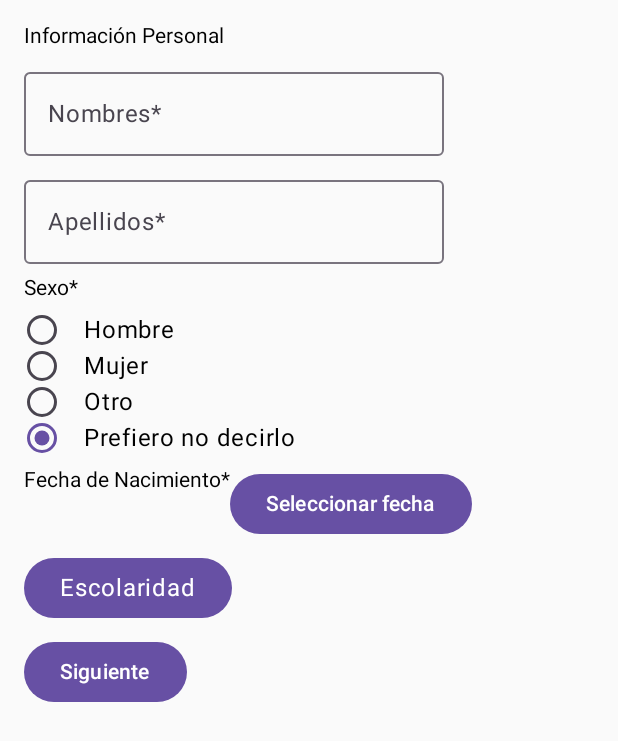
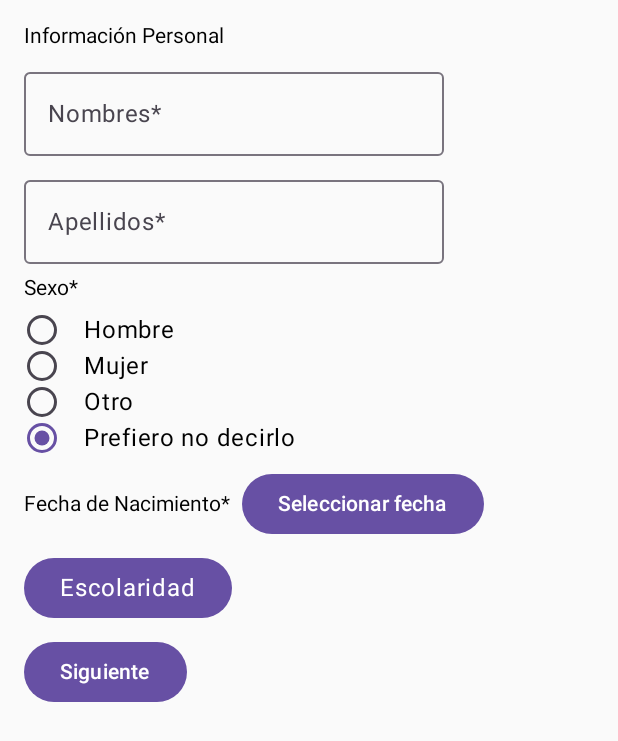
Before and after one commit to restrepotorres/-LabsCM20251Gr03, an Android app built with Jetpack Compose: the screen it shows after launch (PersonalDataActivity), on a phone screen of 412 x 824 dp. Shown: the top 741 px of the screen. Run offline under Robolectric (Android 15) with nearby library versions, the phone set to English and light mode, and no system bars.

Commit message:
se agrego el log cuando se oprime el boton de siguiente

```diff
--- a/app/src/main/java/com/co/labscm20251_gr03/PersonalDataActivity.kt
+++ b/app/src/main/java/com/co/labscm20251_gr03/PersonalDataActivity.kt
@@ -3,6 +3,8 @@ package com.co.labscm20251_gr03
 import android.app.DatePickerDialog
 import android.content.Intent
 import android.os.Bundle
+import android.util.Log
+import android.widget.Toast
 import androidx.activity.ComponentActivity
 import androidx.activity.compose.setContent
 import androidx.activity.enableEdgeToEdge
@@ -10,9 +12,13 @@ import androidx.compose.foundation.layout.Arrangement
 import androidx.compose.foundation.layout.Box
 import androidx.compose.foundation.layout.Column
 import androidx.compose.foundation.layout.Row
+import androidx.compose.foundation.layout.Spacer
+import androidx.compose.foundation.layout.fillMaxWidth
 import androidx.compose.foundation.layout.padding
+import androidx.compose.foundation.layout.width
 import androidx.compose.foundation.selection.selectable
 import androidx.compose.foundation.selection.selectableGroup
+import androidx.compose.foundation.text.KeyboardActions
 import androidx.compose.foundation.text.KeyboardOptions
 import androidx.compose.material3.Button
 import androidx.compose.material3.DropdownMenu
@@ -27,8 +33,12 @@ import androidx.compose.runtime.mutableStateOf
 import androidx.compose.runtime.remember
 import androidx.compose.runtime.saveable.rememberSaveable
 import androidx.compose.runtime.setValue
+import androidx.compose.ui.Alignment
 import androidx.compose.ui.Modifier
+import androidx.compose.ui.focus.FocusRequester
+import androidx.compose.ui.focus.focusRequester
 import androidx.compose.ui.platform.LocalContext
+import androidx.compose.ui.platform.LocalFocusManager
 import androidx.compose.ui.semantics.Role
 import androidx.compose.ui.text.input.ImeAction
 import androidx.compose.ui.text.input.KeyboardCapitalization
@@ -60,16 +70,19 @@ fun Greeting(name: String, modifier: Modifier = Modifier) {
 
 @Composable
 fun Formulario() {
-    var nombre by rememberSaveable { mutableStateOf("")}
-    var apellidos by rememberSaveable { mutableStateOf("")}
+    var nombre by rememberSaveable { mutableStateOf("") }
+    var apellidos by rememberSaveable { mutableStateOf("") }
     val context = LocalContext.current
     var fechaNacimiento by rememberSaveable { mutableStateOf("Seleccionar fecha") }
-    var escolaridad by rememberSaveable {mutableStateOf("")}
+    var escolaridad by rememberSaveable { mutableStateOf("") }
     val opcionesEscolaridad = listOf("Primaria", "Secundaria", "Universitaria", "Otro")
-    var expanded by rememberSaveable { mutableStateOf(false) }
-    val opcionesDeSexo = listOf("Hombre","Mujer","Otro","Prefiero no decirlo")
+    val opcionesDeSexo = listOf("Hombre", "Mujer", "Otro", "Prefiero no decirlo")
     val (sexoElegido, onOptionSelected) = rememberSaveable { mutableStateOf(opcionesDeSexo[3]) }
 
+    var expanded by rememberSaveable { mutableStateOf(false) }
+
+    val focusManager = LocalFocusManager.current
+    val apellidoFocusRequester = remember { FocusRequester() }
 
     val datePickerDialog = DatePickerDialog(
         LocalContext.current,
@@ -82,7 +95,9 @@ fun Formulario() {
     )
 
     Column(
-        modifier = Modifier.padding(16.dp),
+        modifier = Modifier
+            .padding(16.dp)
+            .fillMaxWidth(),
         verticalArrangement = Arrangement.spacedBy(8.dp)
     ) {
         Text(text = "Información Personal")
@@ -93,58 +108,68 @@ fun Formulario() {
             label = { Text("Nombres*") },
             keyboardOptions = KeyboardOptions(
                 capitalization = KeyboardCapitalization.Characters,
-                autoCorrectEnabled = false,
+                autoCorrect = false,
                 keyboardType = KeyboardType.Text,
-                imeAction = ImeAction.Next,
+                imeAction = ImeAction.Next
+            ),
+            keyboardActions = KeyboardActions(
+                onNext = { apellidoFocusRequester.requestFocus() }
             )
         )
+
         OutlinedTextField(
             value = apellidos,
             onValueChange = { apellidos = it },
             label = { Text("Apellidos*") },
             keyboardOptions = KeyboardOptions(
                 capitalization = KeyboardCapitalization.Characters,
-                autoCorrectEnabled = false,
+                autoCorrect = false,
                 keyboardType = KeyboardType.Text,
-                imeAction = ImeAction.Next
-            )
+                imeAction = ImeAction.Done
+            ),
+            keyboardActions = KeyboardActions(
+                onDone = { focusManager.clearFocus() }
+            ),
+            modifier = Modifier.focusRequester(apellidoFocusRequester)
         )
 
         Text(text = "Sexo*")
-
-        Column (modifier = Modifier.selectableGroup()){
-            opcionesDeSexo.forEach { opcion -> Row (Modifier.selectable(
+        Column(modifier = Modifier.selectableGroup()) {
+            opcionesDeSexo.forEach { opcion ->
+                Row(
+                    Modifier.selectable(
                         selected = (opcion == sexoElegido),
                         onClick = { onOptionSelected(opcion) },
                         role = Role.RadioButton
                     )
-            ){
+                ) {
                     RadioButton(
                         selected = (opcion == sexoElegido),
                         onClick = null
                     )
-
                     Text(
                         text = opcion,
                         style = MaterialTheme.typography.bodyLarge,
                         modifier = Modifier.padding(start = 16.dp)
                     )
-
-
-            } }
+                }
+            }
         }
 
-        Row{
+        Row(verticalAlignment = Alignment.CenterVertically) {
             Text(text = "Fecha de Nacimiento*")
+            Spacer(modifier = Modifier.width(8.dp))
             Button(onClick = { datePickerDialog.show() }) {
                 Text(fechaNacimiento)
             }
         }
 
-        var expanded by remember { mutableStateOf(false) }
         Box {
             Button(onClick = { expanded = true }) {
-                Text( if (escolaridad == "") "Escolaridad" else escolaridad, style = MaterialTheme.typography.bodyLarge)
+                Text(
+                    if (escolaridad.isEmpty()) "Escolaridad" else escolaridad,
+                    style = MaterialTheme.typography.bodyLarge
+                )
             }
             DropdownMenu(
                 expanded = expanded,
@@ -162,19 +187,26 @@ fun Formulario() {
             }
         }
 
-        Button(onClick = {    if(nombre == "" || apellidos == "" || fechaNacimiento == "Seleccionar fecha" ){
-            println("paila mi rey")
+        Button(onClick = {
+            //Lo siguiente es para imprimir por consola
+            val nombreCompleto = "$nombre $apellidos"
+            val sexoLinea = if (sexoElegido != "Prefiero no decirlo") "\n\n$sexoElegido" else ""
+            val escolaridadLinea = if (escolaridad.isNotBlank()) "\n\n$escolaridad" else ""
+            val mensaje = """
+            Información personal:
+            $nombreCompleto$sexoLinea
+            Nació el $fechaNacimiento$escolaridadLinea """.trimIndent()
+            Log.d("Formulario", mensaje)
 
-        }else{
+            if (nombre.isBlank() || apellidos.isBlank() || fechaNacimiento == "Seleccionar fecha") {
+                Toast.makeText(context, "Por favor completa todos los campos obligatorios", Toast.LENGTH_SHORT).show()
+            } else {
                 val intent = Intent(context, ContactDataActivity::class.java)
                 context.startActivity(intent)
             }
         }) {
             Text("Siguiente")
-
-
         }
-
     }
 }
 
```
Also changed, not shown: app/src/main/java/com/co/labscm20251_gr03/ContactDataActivity.kt (+50 -49 lines). Lines whose indentation alone changed are shown as unchanged.
